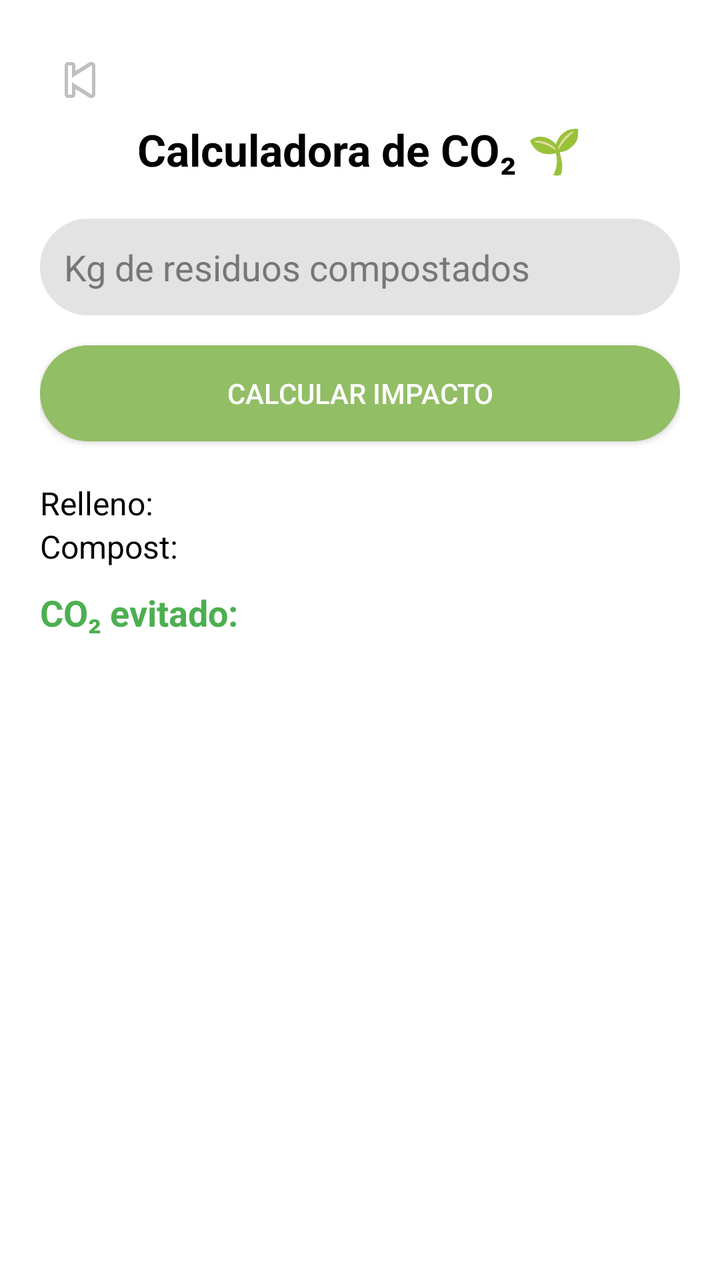
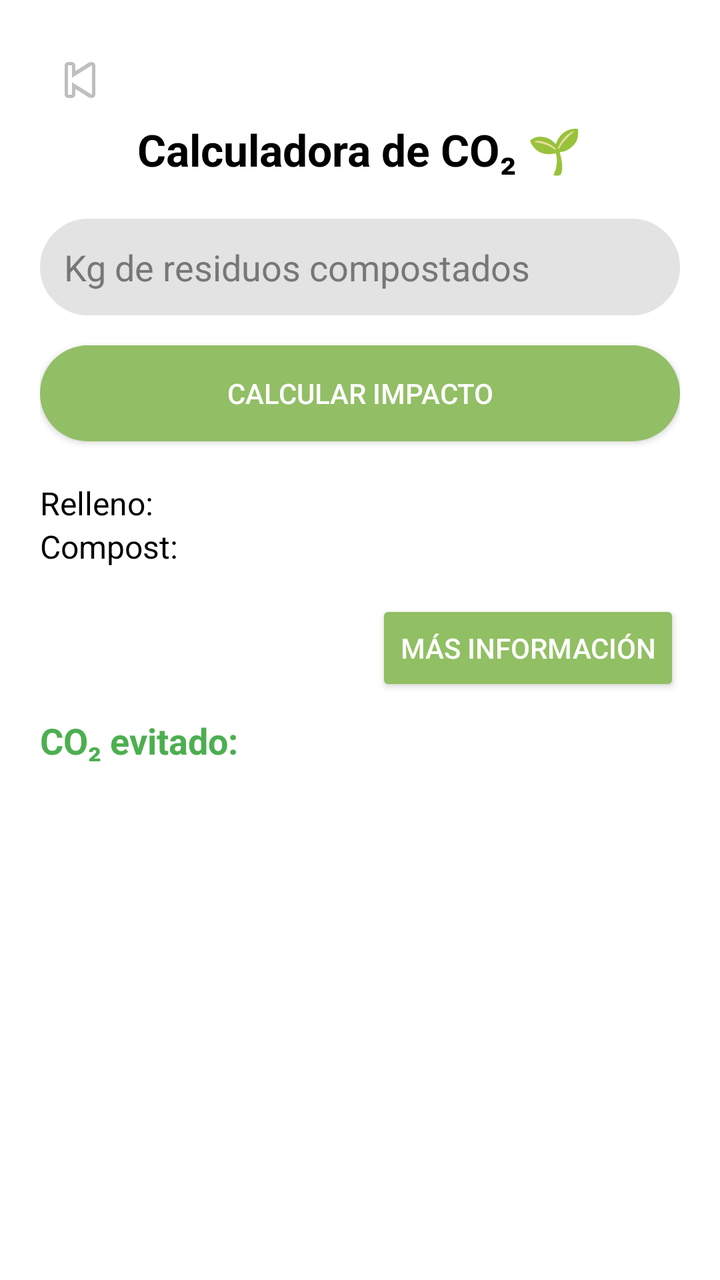

Compare the two renders of this Android layout. The source of the first and the diff that turns it into the second are given below.
<!-- AndroidManifest.xml: application theme Theme.AppCompat.NoActionBar -->
<!-- res/layout/activity_compost_calculator.xml -->
<?xml version="1.0" encoding="utf-8"?>
<LinearLayout
    xmlns:android="http://schemas.android.com/apk/res/android"
    android:orientation="vertical"
    android:background="@color/white"
    android:padding="20dp"
    android:layout_width="match_parent"
    android:layout_height="match_parent">



    <ImageButton
        android:id="@+id/btnBack"
        android:layout_width="40dp"
        android:layout_height="40dp"
        android:background="@null"
        android:src="@android:drawable/ic_media_previous"/>

    <TextView
        android:layout_width="wrap_content"
        android:layout_height="wrap_content"
        android:text="Calculadora de CO₂ 🌱"
        android:textSize="22sp"
        android:textStyle="bold"
        android:textColor="@color/black"
        android:layout_marginBottom="20dp"
        android:layout_gravity="center"/>

    <EditText
        android:id="@+id/inputKg"
        android:layout_width="match_parent"
        android:layout_height="wrap_content"

        android:hint="Kg de residuos compostados"
        android:inputType="numberDecimal"

        android:textColor="@android:color/black"
        android:textColorHint="#777777"

        android:background="@drawable/dr_white_input_text"
        android:padding="12dp"/>

    <Button
        android:id="@+id/btnCalcular"
        android:text="Calcular impacto"
        android:background="@drawable/dr_green_button"
        android:textColor="@color/white"
        android:layout_marginTop="15dp"
        android:layout_width="match_parent"
        android:layout_height="wrap_content"/>

    <TextView
        android:id="@+id/resultRelleno"
        android:layout_width="match_parent"
        android:layout_height="wrap_content"
        android:text="Relleno:"
        android:textColor="@color/black"
        android:textSize="16sp"
        android:layout_marginTop="20dp"/>

    <TextView
        android:id="@+id/resultCompost"
        android:layout_width="match_parent"
        android:layout_height="wrap_content"
        android:text="Compost:"
        android:textColor="@color/black"
        android:textSize="16sp"/>

    <TextView
        android:id="@+id/resultEvitado"
        android:layout_width="match_parent"
        android:layout_height="wrap_content"
        android:text="CO₂ evitado:"
        android:textStyle="bold"
        android:textSize="18sp"
        android:textColor="#4CAF50"
        android:layout_marginTop="10dp"/>

</LinearLayout>
<!-- resources referenced by this layout -->
<resources>
  <color name="black">#FF000000</color>
  <color name="white">#FFFFFFFF</color>
  <!-- drawable dr_green_button (drawable) -->
  <?xml version="1.0" encoding="utf-8"?>
  <shape xmlns:android="http://schemas.android.com/apk/res/android"
      android:shape="rectangle">
      <solid android:color="@color/mainButtonColor"/>
      <corners android:radius="25dp"/>
  </shape>
  <!-- drawable dr_white_input_text (drawable) -->
  <?xml version="1.0" encoding="utf-8"?>
  <shape xmlns:android="http://schemas.android.com/apk/res/android"
      android:shape="rectangle"
      android:tint="@color/backgrountTintEditText">
      <stroke android:width="1sp"
          android:color="@color/editTextBackground" />
      <padding android:bottom="15sp"
          android:left="10sp"
          android:right="10sp"
          android:top="10sp"/>
  <corners android:radius="25dp"/>
  </shape>
  <color name="mainButtonColor">#92be65</color>
  <color name="backgrountTintEditText">#e3e3e3</color>
  <color name="editTextBackground">#a1a4b2</color>
</resources>

<!-- the commit's change to res/layout/activity_compost_calculator.xml (unified diff, before → after) -->
@@ -66,6 +66,16 @@
         android:textColor="@color/black"
         android:textSize="16sp"/>
 
+    <Button
+        android:id="@+id/btnMasInfo"
+        android:layout_width="wrap_content"
+        android:layout_height="wrap_content"
+        android:layout_gravity="end"
+        android:layout_marginTop="16dp"
+        android:text="Más información"
+        android:backgroundTint="#91BF63"
+        android:textColor="@color/white"/>
+
     <TextView
         android:id="@+id/resultEvitado"
         android:layout_width="match_parent"
